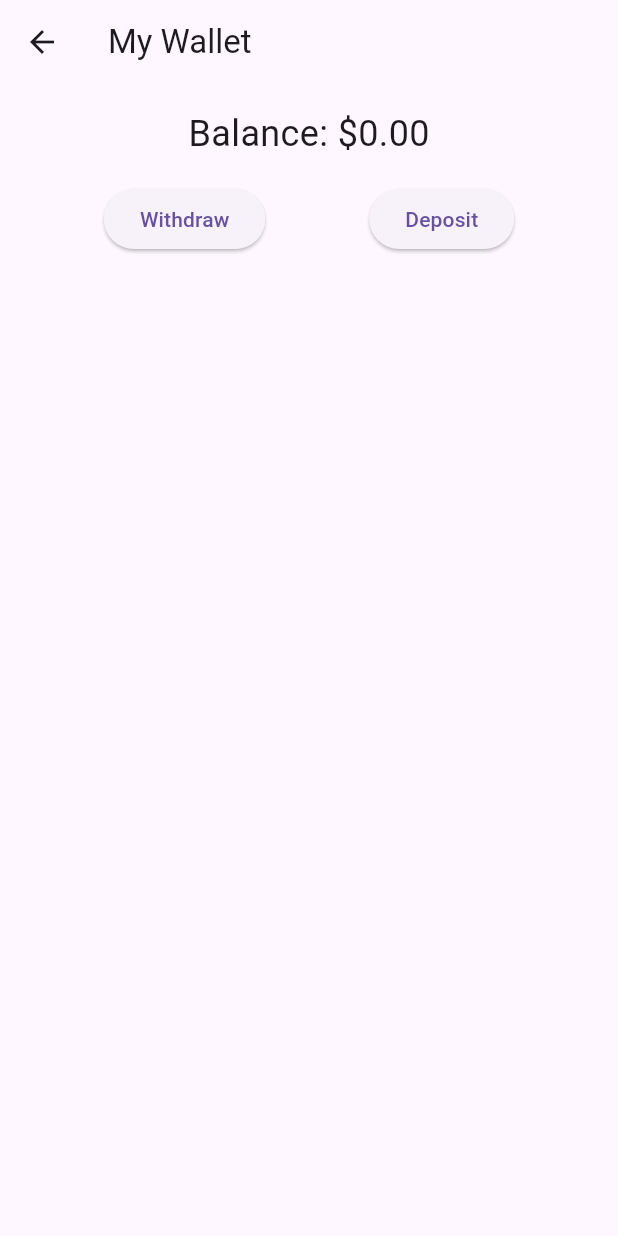
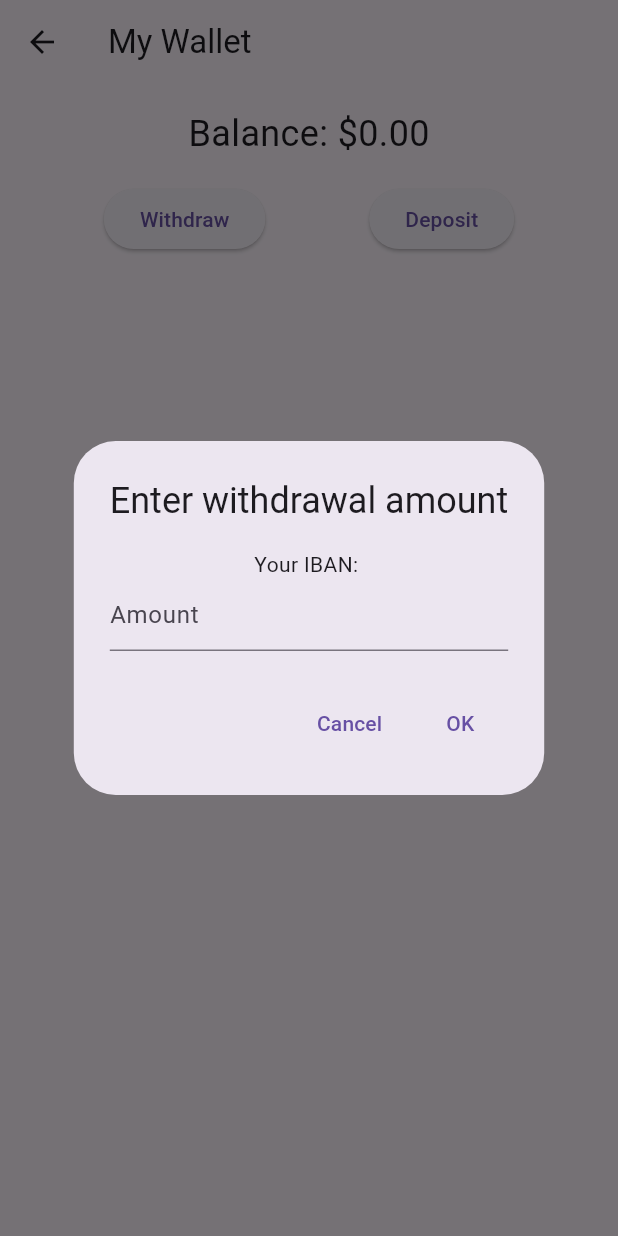
Before and after one commit to hamzenis/info-projekt, a Flutter app: the WalletScreen screen opened directly, after a tap on "Withdraw", on a phone screen of 412 x 824 dp. Run offline on Flutter 3.47's test engine with Material 3 defaults, Android fonts, the phone set to English and light mode, and no system bars; our stand-ins replace cached_network_image, cloud_firestore, firebase_auth, firebase_core, flutter_svg, fluttertoast and 4 more; missing offline and left inert: flutter_stripe; accounts and stored records are empty.

Commit message:
Implement withdrawal functionality

```diff
--- a/info_projekt/lib/views/wallet_screen.dart
+++ b/info_projekt/lib/views/wallet_screen.dart
@@ -13,6 +13,44 @@ class WalletScreen extends StatefulWidget {
 class _WalletScreenState extends State<WalletScreen> {
   final _auth = FirebaseAuth.instance;
   final _firestore = FirebaseFirestore.instance;
+
+  Future<double?> getUserWithdrawInput(String iban) async {
+    final controller = TextEditingController();
+    return showDialog<double>(
+      context: context,
+      builder: (context) {
+        return AlertDialog(
+          title: Text('Enter withdrawal amount'),
+          content: Column(
+            mainAxisSize: MainAxisSize.min,
+            children: [
+              Text('Your IBAN: $iban'),
+              TextField(
+                controller: controller,
+                keyboardType: TextInputType.number,
+                decoration: InputDecoration(hintText: 'Amount'),
+              ),
+            ],
+          ),
+          actions: [
+            TextButton(
+              child: Text('Cancel'),
+              onPressed: () {
+                Navigator.of(context).pop();
+              },
+            ),
+            TextButton(
+              child: Text('OK'),
+              onPressed: () {
+                double? amount = double.tryParse(controller.text);
+                Navigator.of(context).pop(amount);
+              },
+            ),
+          ],
+        );
+      },
+    );
+  }
 
   Future<double?> getUserInput() async {
     final controller = TextEditingController();
@@ -44,6 +82,83 @@ class _WalletScreenState extends State<WalletScreen> {
         );
       },
     );
+  }
+
+  Future<String?> getUserPassword() async {
+    final controller = TextEditingController();
+    return showDialog<String>(
+      context: context,
+      builder: (context) {
+        return AlertDialog(
+          title: Text('Enter your password'),
+          content: TextField(
+            controller: controller,
+            obscureText: true,
+            decoration: InputDecoration(hintText: 'Password'),
+          ),
+          actions: [
+            TextButton(
+              child: Text('Cancel'),
+              onPressed: () {
+                Navigator.of(context).pop();
+              },
+            ),
+            TextButton(
+              child: Text('OK'),
+              onPressed: () {
+                Navigator.of(context).pop(controller.text);
+              },
+            ),
+          ],
+        );
+      },
+    );
+  }
+
+  Future<void> startWithdrawFlow(double amount) async {
+    final user = _auth.currentUser;
+    if (user != null) {
+      final querySnapshot = await _firestore
+          .collection('Users')
+          .where('UID', isEqualTo: user.uid)
+          .get();
+      final userDoc = querySnapshot.docs.first;
+      final userData = userDoc.data() as Map<String, dynamic>;
+      final balance = (userData['balance'] as num).toDouble();
+
+      if (balance < amount) {
+        print('Insufficient balance');
+        return;
+      }
+
+      String? password = await getUserPassword();
+      if (password != null) {
+        final credential = EmailAuthProvider.credential(
+          email: user.email!,
+          password: password,
+        );
+        try {
+          await user.reauthenticateWithCredential(credential);
+        } catch (e) {
+          print('Incorrect password');
+          return;
+        }
+
+        await _firestore.collection('Users').doc(userDoc.id).update({
+          'balance': FieldValue.increment(-amount),
+        });
+        await _firestore
+            .collection('Users')
+            .doc(userDoc.id)
+            .collection('balance_history')
+            .add({
+          'amount': amount,
+          'date': Timestamp.now(),
+          'description': 'Withdraw',
+          'withdraw': true,
+        });
+      }
+    }
   }
 
   Future<void> startDepositFlow(double amount) async {
@@ -132,8 +247,24 @@ class _WalletScreenState extends State<WalletScreen> {
                 mainAxisAlignment: MainAxisAlignment.spaceEvenly,
                 children: [
                   ElevatedButton(
-                    onPressed: () {
-                      // TODO: Implement withdraw money functionality
+                    onPressed: () async {
+                      final user = _auth.currentUser;
+                      if (user != null) {
+                        final querySnapshot = await _firestore
+                            .collection('Users')
+                            .where('UID', isEqualTo: user.uid)
+                            .get();
+                        final userDoc = querySnapshot.docs.first;
+                        final userData = userDoc.data() as Map<String, dynamic>;
+                        final iban = userData['iban'] as String;
+
+                        double? withdrawAmount =
+                            await getUserWithdrawInput(iban);
+                        if (withdrawAmount != null) {
+                          await Future.delayed(Duration(milliseconds: 500));
+                          await startWithdrawFlow(withdrawAmount);
+                        }
+                      }
                     },
                     child: Text('Withdraw'),
                   ),
```
